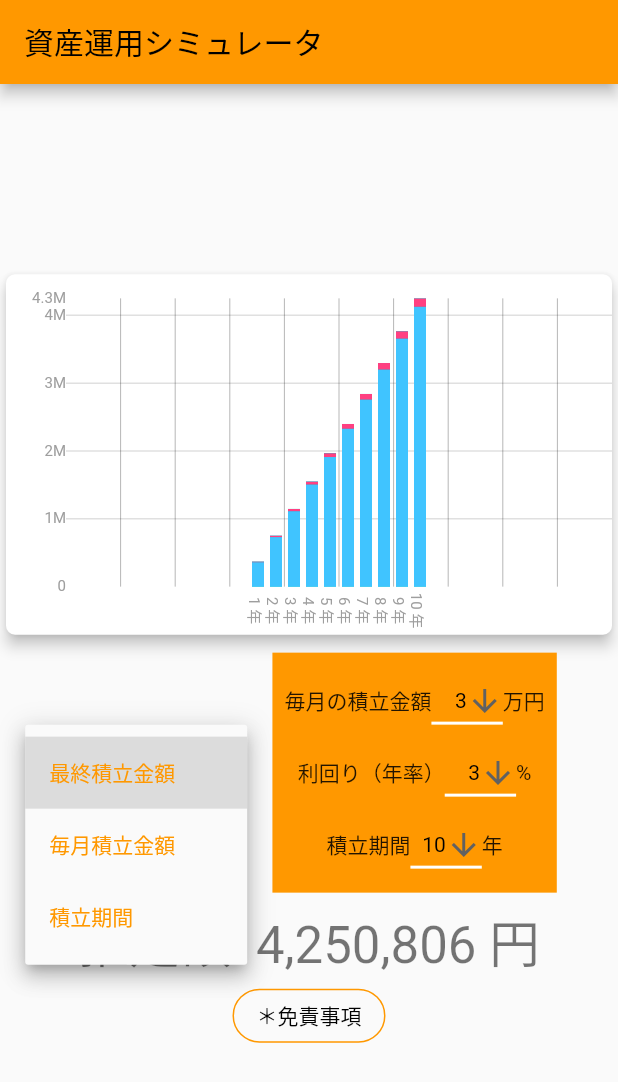
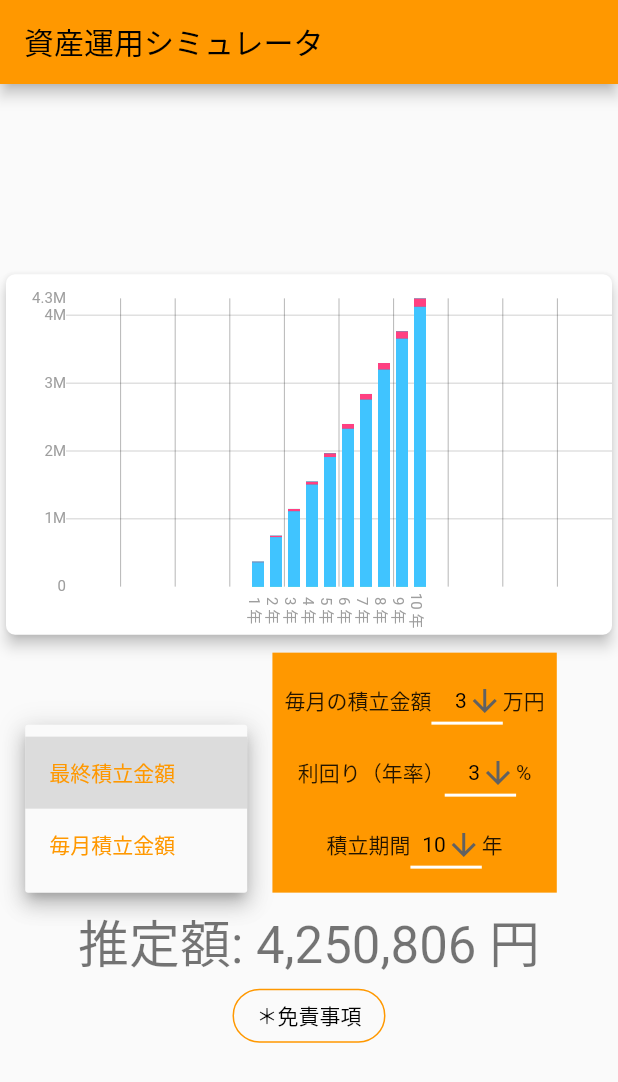
Before and after one commit to naruwo-github/asset-management-simulator, a Flutter app: the screen it shows after launch, after a tap on "最終積立金額", on a phone screen of 412 x 824 dp. Shown: the top 1082 px of the screen. Run offline on Flutter 3.47's test engine with Material 2 defaults, Android fonts, the phone set to English and light mode, and no system bars; drawn by our look-alikes of fl_chart, google_mobile_ads; network calls fail.

Commit message:
Temporary hide saving period on dropdown

```diff
--- a/lib/body/setting/setting.dart
+++ b/lib/body/setting/setting.dart
@@ -59,7 +59,8 @@ class Setting {
                 items,
                 StringManager.rate,
               ),
-              if (_dropdownValue != StringManager.dropdownValues.last)
+              // TODO: *** アップデート ***
+              // if (_dropdownValue != StringManager.dropdownValues.last)
                 // 「積立期間」を選択してる場合のみ、非表示、そうでない場合に「積立期間」蘭を表示
                 SettingElementUnit.getWidget(
                   StringManager.savingPeriod,
--- a/lib/main.dart
+++ b/lib/main.dart
@@ -57,6 +57,10 @@ class _MyHomePageState extends State<MyHomePage> {
   int _targetAmount = 2000; // 目標金額
   // *** 金額の単位：円 ***
   int _calculatedSavingAmountPerMonth = 0; // 毎月積み立てる必要のある額
+  // *** 積立期間の単位：ヶ月 ***
+  // TODO: *** アップデート ***
+  int _calculatedSavingPeriod = 0; // 積立に必要な月数
+  // TODO: *** アップデート ***
 
   // *** setState ***
   void _setDropdownValue(String value) {
@@ -115,9 +119,11 @@ class _MyHomePageState extends State<MyHomePage> {
       _calculatedSavingAmountPerMonth = resultMonthlySaving.toInt();
       _calculatedResult = StringManager.formatCalculatedResult(resultMonthlySaving.toInt(), _dropdownValue);
     }
-    if (_dropdownValue == StringManager.dropdownValues.last) {
-      // TODO: 積立金額/月、利回り、目標金額から積立期間を算出
-    }
+    // TODO: *** アップデート ***
+    // if (_dropdownValue == StringManager.dropdownValues.last) {
+    //   // TODO: 積立金額/月、利回り、目標金額から積立期間を算出
+    // }
+    // TODO: *** アップデート ***
   }
 
   @override
--- a/lib/services/string_manager.dart
+++ b/lib/services/string_manager.dart
@@ -8,7 +8,9 @@ class StringManager {
   static String monthlySavingUnit = '万円';
 
   // setting
-  static List<String> dropdownValues = ['最終積立金額', '毎月積立金額', '積立期間'];
+  // TODO: *** アップデート ***
+  // static List<String> dropdownValues = ['最終積立金額', '毎月積立金額', '積立期間'];
+  static List<String> dropdownValues = ['最終積立金額', '毎月積立金額'];
   static String monthlySaving = '毎月の積立金額';
   static String annualInterestRate = '利回り（年率）';
   static String savingPeriod = '積立期間';
@@ -56,10 +58,12 @@ class StringManager {
       // 例: 推定額: 523,511 円
       return '$resultTextPrefix: $formattedResult $currency';// TODO: 一つ上の条件式と被ってる
     }
-    if (_dropdownValue == dropdownValues.last) {
-      // 例: 推定期間: 10年1ヶ月
-      return '実装中...';// TODO: 実装中...
-    }
+    // TODO: *** アップデート ***
+    // if (_dropdownValue == dropdownValues.last) {
+    //   // 例: 推定期間: 10年1ヶ月
+    //   return '実装中...';// TODO: 実装中...
+    // }
+    // TODO: *** アップデート ***
     return '';
   }
 
```
